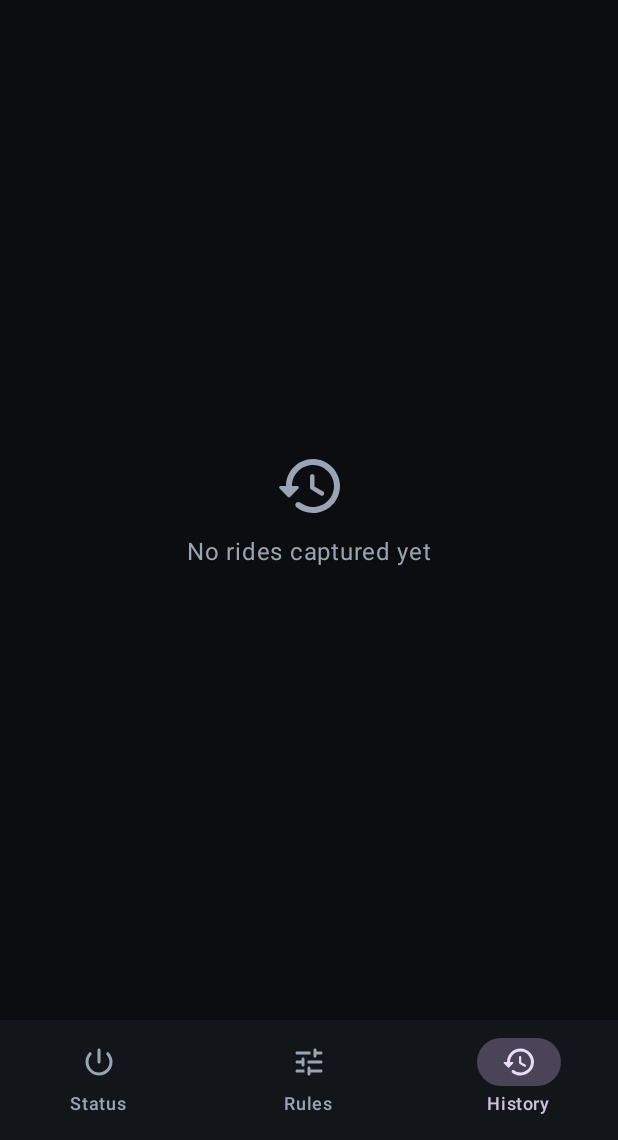
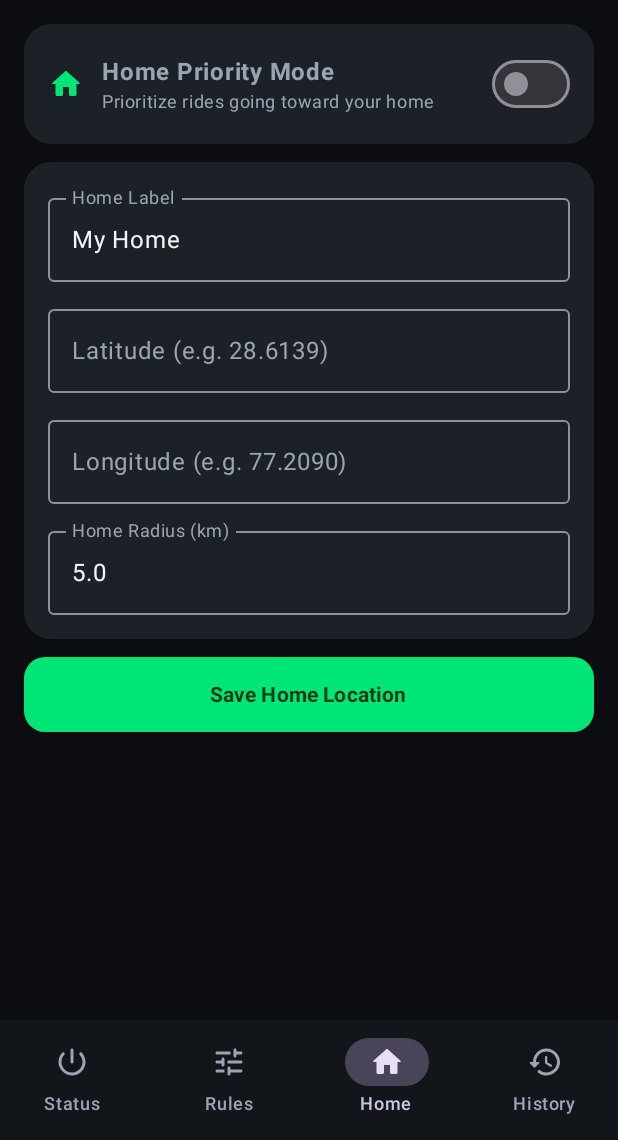
Before and after one commit to galaxy5160/RideAssistant, an Android app built with Jetpack Compose: the screen it shows after launch (MainActivity), item 3 of the bottom bar chosen, on a phone screen of 412 x 824 dp, the part 96-1236 px from its top. Run offline under Robolectric (Android 15) with nearby library versions, the phone set to English and light mode, and no system bars; our stand-ins replace Dagger/Hilt's generated code.

Commit message:
Add Home Priority tab to bottom navigation

```diff
--- a/app/src/main/java/com/rideassistant/MainActivity.kt
+++ b/app/src/main/java/com/rideassistant/MainActivity.kt
@@ -99,6 +99,12 @@ fun RideAssistantMainUI() {
                 NavigationBarItem(
                     selected = selectedTab == 2,
                     onClick = { selectedTab = 2 },
+                    icon = { Icon(Icons.Rounded.Home, contentDescription = null) },
+                    label = { Text("Home") }
+                )
+                NavigationBarItem(
+                    selected = selectedTab == 3,
+                    onClick = { selectedTab = 3 },
                     icon = { Icon(Icons.Rounded.History, contentDescription = null) },
                     label = { Text("History") }
                 )
@@ -109,7 +115,8 @@ fun RideAssistantMainUI() {
             when (selectedTab) {
                 0 -> StatusScreen()
                 1 -> RulesScreen()
-                2 -> HistoryScreen()
+                2 -> HomeTabScreen()
+                3 -> HistoryScreen()
             }
         }
     }
@@ -340,3 +347,97 @@ fun HistoryCard(log: RideLog) {
         }
     }
 }
+
+@Composable
+fun HomeTabScreen() {
+    val context = LocalContext.current
+    val rules by RulesEngine.rules.collectAsState()
+    var name by remember(rules.homeName) { mutableStateOf(rules.homeName) }
+    var lat by remember(rules.homeLat) { mutableStateOf(rules.homeLat) }
+    var lon by remember(rules.homeLon) { mutableStateOf(rules.homeLon) }
+    var radius by remember(rules.homeRadiusKm) { mutableStateOf(rules.homeRadiusKm.toString()) }
+
+    Column(verticalArrangement = Arrangement.spacedBy(12.dp)) {
+        Card(
+            shape = RoundedCornerShape(18.dp),
+            colors = CardDefaults.cardColors(containerColor = MaterialTheme.colorScheme.surfaceVariant),
+            modifier = Modifier.fillMaxWidth()
+        ) {
+            Row(
+                modifier = Modifier.padding(16.dp),
+                verticalAlignment = Alignment.CenterVertically
+            ) {
+                Icon(Icons.Rounded.Home, contentDescription = null, tint = MaterialTheme.colorScheme.primary)
+                Spacer(Modifier.width(12.dp))
+                Column(modifier = Modifier.weight(1f)) {
+                    Text("Home Priority Mode", fontWeight = FontWeight.Bold)
+                    Text(
+                        "Prioritize rides going toward your home",
+                        style = MaterialTheme.typography.bodySmall,
+                        color = MaterialTheme.colorScheme.onSurfaceVariant
+                    )
+                }
+                Switch(
+                    checked = rules.homePriorityEnabled,
+                    onCheckedChange = { RulesEngine.updateRules(context, rules.copy(homePriorityEnabled = it)) }
+                )
+            }
+        }
+
+        Card(
+            shape = RoundedCornerShape(18.dp),
+            colors = CardDefaults.cardColors(containerColor = MaterialTheme.colorScheme.surfaceVariant),
+            modifier = Modifier.fillMaxWidth()
+        ) {
+            Column(modifier = Modifier.padding(16.dp), verticalArrangement = Arrangement.spacedBy(10.dp)) {
+                OutlinedTextField(
+                    value = name,
+                    onValueChange = { name = it },
+                    label = { Text("Home Label") },
+                    singleLine = true,
+                    modifier = Modifier.fillMaxWidth()
+                )
+                OutlinedTextField(
+                    value = lat,
+                    onValueChange = { lat = it },
+                    label = { Text("Latitude (e.g. 28.6139)") },
+                    singleLine = true,
+                    modifier = Modifier.fillMaxWidth()
+                )
+                OutlinedTextField(
+                    value = lon,
+                    onValueChange = { lon = it },
+                    label = { Text("Longitude (e.g. 77.2090)") },
+                    singleLine = true,
+                    modifier = Modifier.fillMaxWidth()
+                )
+                OutlinedTextField(
+                    value = radius,
+                    onValueChange = { radius = it },
+                    label = { Text("Home Radius (km)") },
+                    singleLine = true,
+                    modifier = Modifier.fillMaxWidth()
+                )
+            }
+        }
+
+        Button(
+            onClick = {
+                RulesEngine.updateRules(
+                    context,
+                    rules.copy(
+                        homeName = name.ifBlank { "My Home" },
+                        homeLat = lat.trim(),
+                        homeLon = lon.trim(),
+                        homeRadiusKm = radius.toDoubleOrNull() ?: 5.0
+                    )
+                )
+                Toast.makeText(context, "Home location saved!", Toast.LENGTH_SHORT).show()
+            },
+            shape = RoundedCornerShape(14.dp),
+            modifier = Modifier.fillMaxWidth().height(50.dp)
+        ) {
+            Text("Save Home Location", fontWeight = FontWeight.Bold)
+        }
+    }
+}
--- a/app/src/main/java/com/rideassistant/rules/RulesEngine.kt
+++ b/app/src/main/java/com/rideassistant/rules/RulesEngine.kt
@@ -10,7 +10,12 @@ data class AssistantRules(
     val autoAccept: Boolean = false,
     val minFare: Int = 50,
     val maxPickupKm: Double = 3.0,
-    val minPerKmRate: Double = 10.0
+    val minPerKmRate: Double = 10.0,
+    val homePriorityEnabled: Boolean = false,
+    val homeName: String = "My Home",
+    val homeLat: String = "",
+    val homeLon: String = "",
+    val homeRadiusKm: Double = 5.0
 )
 
 data class RideLog(
@@ -37,7 +42,12 @@ object RulesEngine {
             autoAccept = sp.getBoolean("auto_accept", false),
             minFare = sp.getInt("min_fare", 50),
             maxPickupKm = sp.getFloat("max_pickup_km", 3.0f).toDouble(),
-            minPerKmRate = sp.getFloat("min_per_km", 10.0f).toDouble()
+            minPerKmRate = sp.getFloat("min_per_km", 10.0f).toDouble(),
+            homePriorityEnabled = sp.getBoolean("home_priority_enabled", false),
+            homeName = sp.getString("home_name", "My Home") ?: "My Home",
+            homeLat = sp.getString("home_lat", "") ?: "",
+            homeLon = sp.getString("home_lon", "") ?: "",
+            homeRadiusKm = sp.getFloat("home_radius_km", 5.0f).toDouble()
         )
     }
 
@@ -49,6 +59,11 @@ object RulesEngine {
             .putInt("min_fare", updated.minFare)
             .putFloat("max_pickup_km", updated.maxPickupKm.toFloat())
             .putFloat("min_per_km", updated.minPerKmRate.toFloat())
+            .putBoolean("home_priority_enabled", updated.homePriorityEnabled)
+            .putString("home_name", updated.homeName)
+            .putString("home_lat", updated.homeLat)
+            .putString("home_lon", updated.homeLon)
+            .putFloat("home_radius_km", updated.homeRadiusKm.toFloat())
             .apply()
     }
 
```
